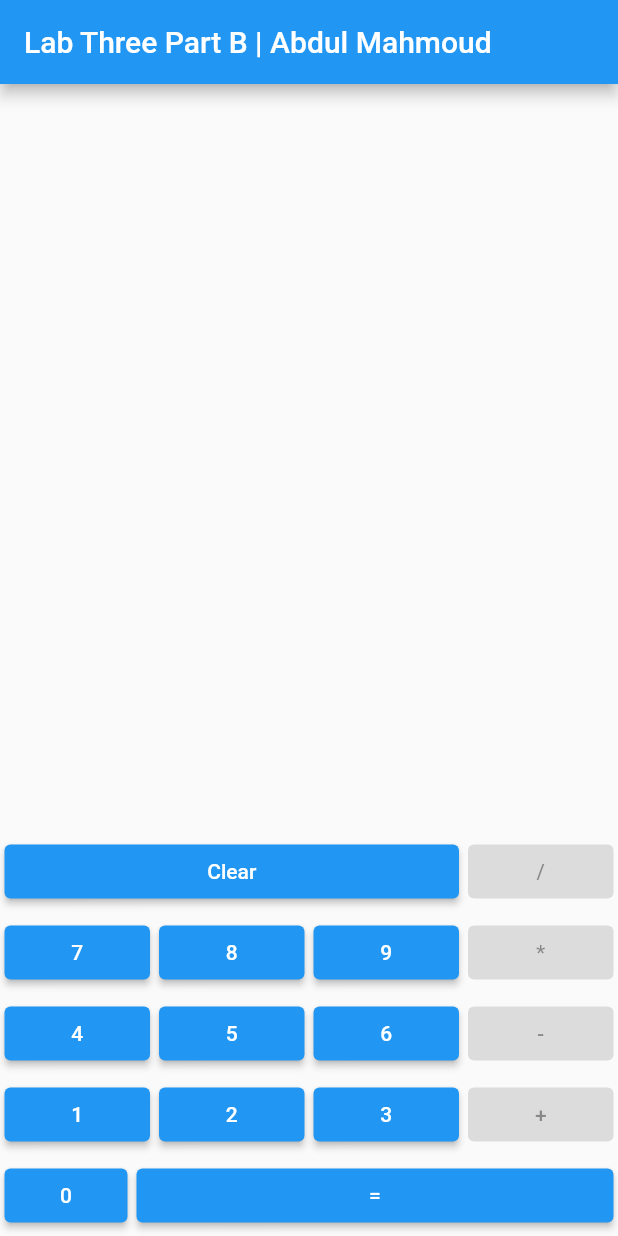
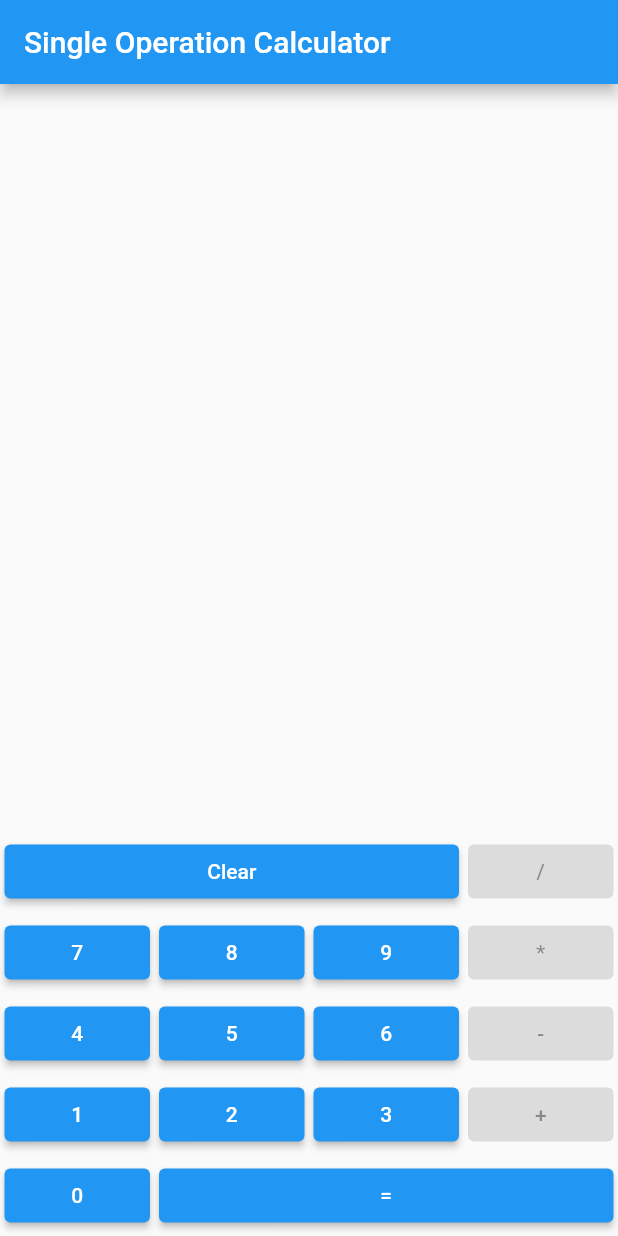
Before and after one commit to Abdul-Mahmoud/single-operation-calculator, a Flutter app: the screen it shows after launch, on a phone screen of 412 x 824 dp. Run offline on Flutter 3.47's test engine with Material 2 defaults, Android fonts, the phone set to English and light mode, and no system bars; our stand-ins replace google_fonts.

Commit message:
UI bug solved

```diff
--- a/lib/main.dart
+++ b/lib/main.dart
@@ -42,7 +42,7 @@ class MyApp extends StatelessWidget {
         // is not restarted.
         primarySwatch: Colors.blue,
       ),
-      home: const MyHomePage(title: 'Lab Three Part B | Abdul Mahmoud'),
+      home: const MyHomePage(title: 'Single Operation Calculator'),
       debugShowCheckedModeBanner: false,
     );
   }
@@ -194,12 +194,12 @@ class _MyHomePageState extends State<MyHomePage> {
           children: <Widget>[
             Expanded(
                 child: Padding(
-                  padding: EdgeInsets.all(5),
+                  padding: const EdgeInsets.all(5),
                   child: Center(
                     child: Text(
                       equation,
                       textAlign: TextAlign.center,
-                      style: TextStyle(fontSize: 27),
+                      style: const TextStyle(fontSize: 27),
                     ),
                   ),
                 ),
@@ -367,10 +367,10 @@ class _MyHomePageState extends State<MyHomePage> {
              Row(
               children: <Widget>[
 
-                Padding(
-                  padding: const EdgeInsets.all(3),
-                  child: SizedBox(
-                    width: 82,
+                Expanded(
+                  flex: 25,
+                  child: Padding(
+                    padding: const EdgeInsets.all(3),
                     child: ElevatedButton(
                       onPressed: () => setText('0'),
                       child: const Text("0"),
@@ -380,6 +380,7 @@ class _MyHomePageState extends State<MyHomePage> {
                 ),
 
                 Expanded(
+                  flex: 75,
                   child: Padding(
                     padding: const EdgeInsets.all(3),
                     child: ElevatedButton(
```
